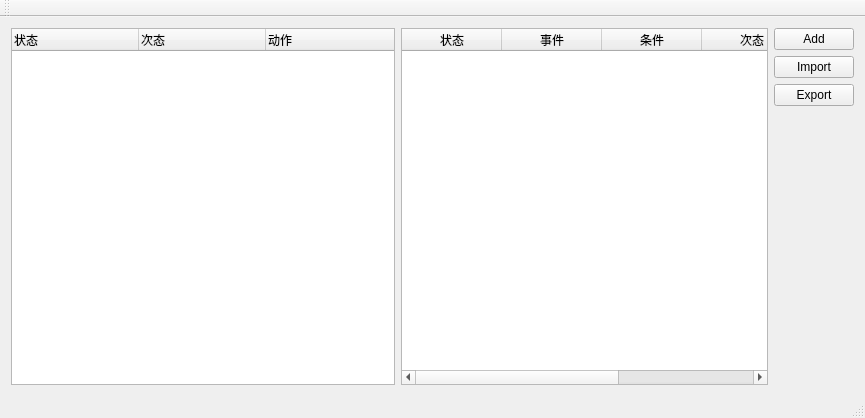
Above: mainwindow.ui from ATmega8/StateMachineCreator before the change. Below: the same form after it.
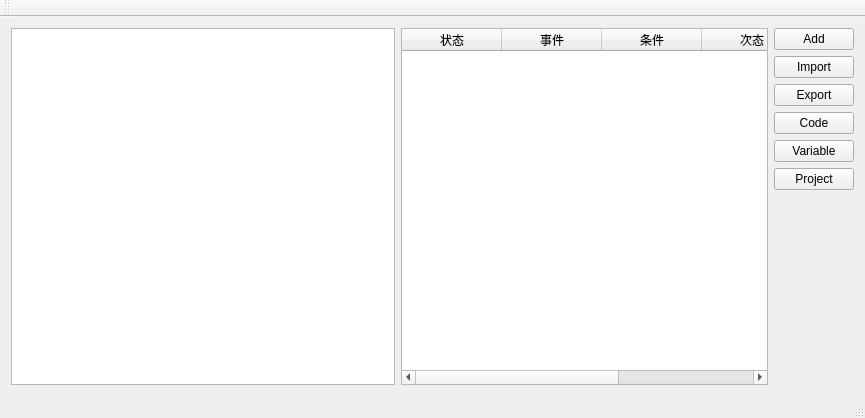
That is the form after the change.

What changed in the file:
```diff
--- a/mainwindow.ui
+++ b/mainwindow.ui
@@ -21,7 +21,7 @@
   </property>
   <widget class="QWidget" name="centralWidget">
    <layout class="QGridLayout" name="gridLayout">
-    <item row="0" column="1" rowspan="4">
+    <item row="0" column="1" rowspan="7">
      <widget class="QTableWidget" name="tableWidget">
       <attribute name="horizontalHeaderStretchLastSection">
        <bool>true</bool>
@@ -53,6 +53,40 @@
       </column>
      </widget>
     </item>
+    <item row="6" column="2">
+     <spacer name="verticalSpacer">
+      <property name="orientation">
+       <enum>Qt::Vertical</enum>
+      </property>
+      <property name="sizeHint" stdset="0">
+       <size>
+        <width>77</width>
+        <height>150</height>
+       </size>
+      </property>
+     </spacer>
+    </item>
+    <item row="3" column="2">
+     <widget class="QPushButton" name="pushButton_4">
+      <property name="text">
+       <string>Code</string>
+      </property>
+     </widget>
+    </item>
+    <item row="2" column="2">
+     <widget class="QPushButton" name="pushButton_2">
+      <property name="text">
+       <string>Export</string>
+      </property>
+     </widget>
+    </item>
+    <item row="4" column="2">
+     <widget class="QPushButton" name="pushButton_5">
+      <property name="text">
+       <string>Variable</string>
+      </property>
+     </widget>
+    </item>
     <item row="0" column="2">
      <widget class="QPushButton" name="pushButton">
       <property name="text">
@@ -67,28 +101,15 @@
       </property>
      </widget>
     </item>
-    <item row="2" column="2">
-     <widget class="QPushButton" name="pushButton_2">
+    <item row="5" column="2">
+     <widget class="QPushButton" name="pushButton_6">
       <property name="text">
-       <string>Export</string>
+       <string>Project</string>
       </property>
      </widget>
     </item>
-    <item row="3" column="2">
-     <spacer name="verticalSpacer">
-      <property name="orientation">
-       <enum>Qt::Vertical</enum>
-      </property>
-      <property name="sizeHint" stdset="0">
-       <size>
-        <width>20</width>
-        <height>240</height>
-       </size>
-      </property>
-     </spacer>
-    </item>
-    <item row="0" column="0" rowspan="4">
-     <widget class="QTreeWidget" name="treeWidget">
+    <item row="0" column="0" rowspan="7">
+     <widget class="QTreeView" name="treeView">
       <property name="sizePolicy">
        <sizepolicy hsizetype="Minimum" vsizetype="Expanding">
         <horstretch>0</horstretch>
@@ -113,30 +134,12 @@
       <property name="wordWrap">
        <bool>false</bool>
       </property>
-      <attribute name="headerDefaultSectionSize">
+      <attribute name="headerMinimumSectionSize">
        <number>127</number>
       </attribute>
-      <attribute name="headerHighlightSections">
+      <attribute name="headerShowSortIndicator" stdset="0">
        <bool>false</bool>
       </attribute>
-      <attribute name="headerStretchLastSection">
-       <bool>true</bool>
-      </attribute>
-      <column>
-       <property name="text">
-        <string>状态</string>
-       </property>
-      </column>
-      <column>
-       <property name="text">
-        <string>次态</string>
-       </property>
-      </column>
-      <column>
-       <property name="text">
-        <string>动作</string>
-       </property>
-      </column>
      </widget>
     </item>
    </layout>
@@ -147,7 +150,7 @@
      <x>0</x>
      <y>0</y>
      <width>865</width>
-     <height>23</height>
+     <height>22</height>
     </rect>
    </property>
   </widget>
```
